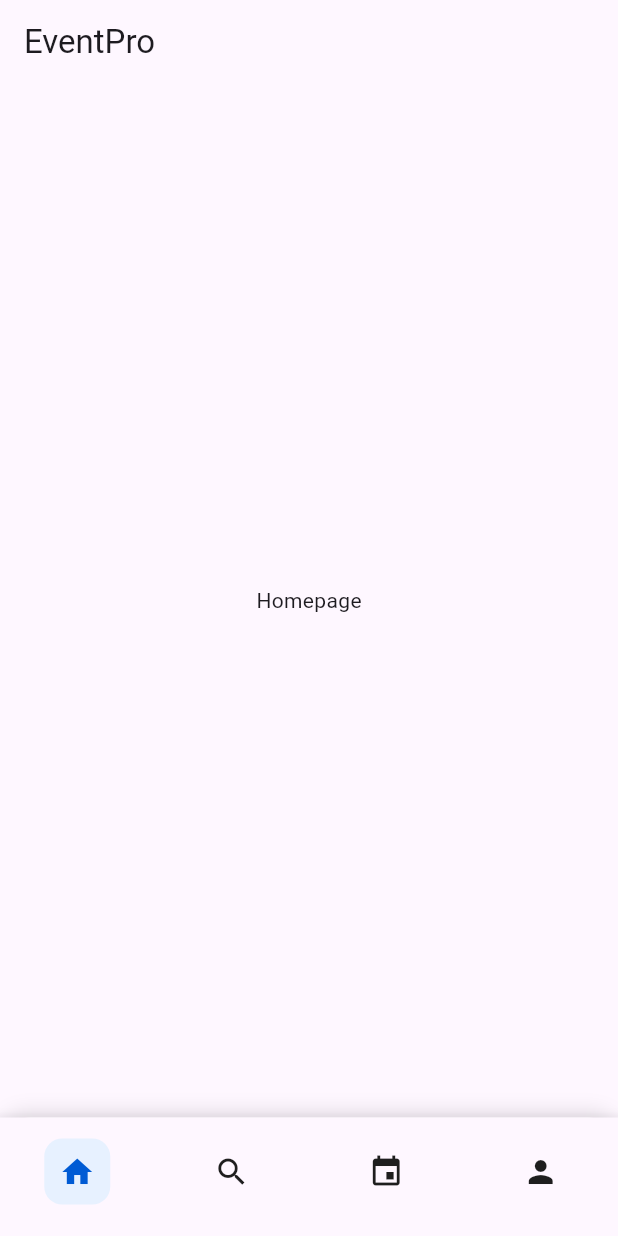
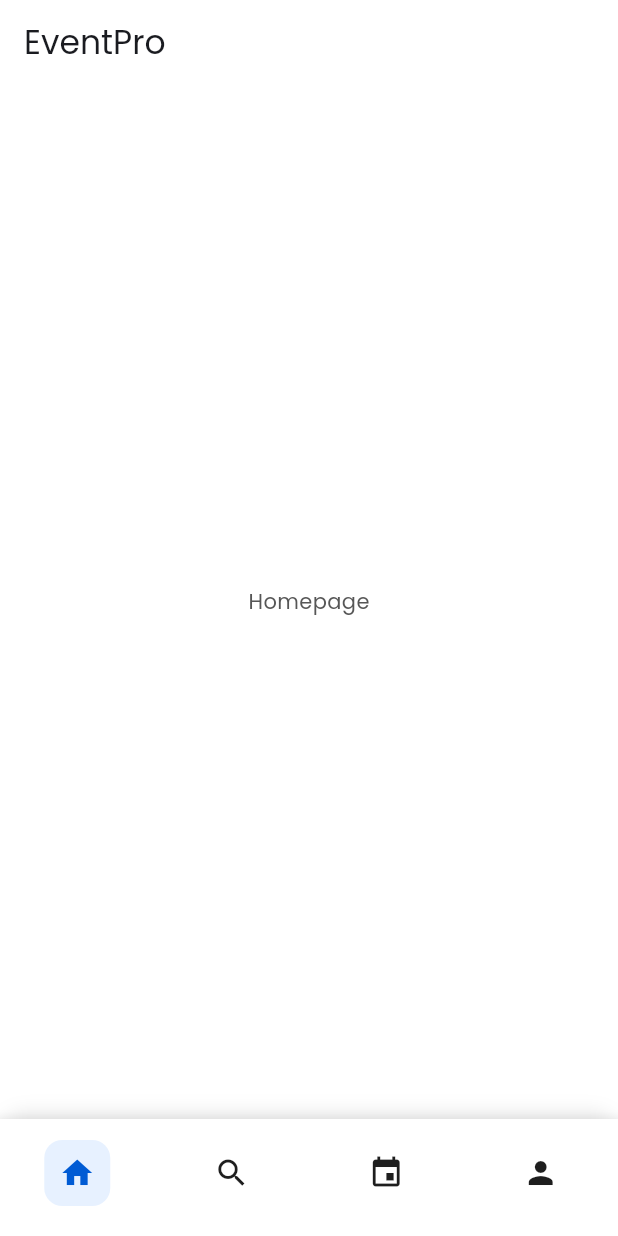
Before and after one commit to imMuriloNeres/eventpro-client, a Flutter app: the screen it shows after launch, on a phone screen of 412 x 824 dp. Run offline on Flutter 3.47's test engine with Material 3 defaults, Android fonts, the light colour scheme and no system bars; our stand-ins replace go_router.

Commit message:
feat: adicionar Temas: Fontes e Cores

```diff
--- /dev/null
+++ b/lib/core/themes/app_colors.dart
@@ -0,0 +1,13 @@
+import 'package:flutter/widgets.dart';
+
+class AppColors {
+  static const textPrimary = Color(0xFF1E1E1E);
+  static const textSecondary = Color(0xFF565656);
+  static const background = Color(0xFFFFFFFF);
+  static const bluePrimary = Color(0xFF004AAD);
+  static const blueSecondary = Color(0xFF00357B);
+  static const blueHover = Color(0xFFE6EDF7);
+  static const redPrimary = Color(0xFFC52C2C);
+  static const redSecondary = Color(0xFFFFEDED);
+  static const green = Color(0xFF4B9E1E);
+}
--- /dev/null
+++ b/lib/core/themes/app_theme.dart
@@ -0,0 +1,21 @@
+import 'package:flutter/material.dart';
+import 'app_colors.dart';
+
+class AppTheme {
+  static ThemeData get lightTheme => ThemeData(
+    fontFamily: "Poppins",
+    primaryColor: AppColors.bluePrimary,
+    scaffoldBackgroundColor: AppColors.background,
+    colorScheme: ColorScheme.fromSeed(
+      seedColor: AppColors.bluePrimary,
+      primary: AppColors.bluePrimary,
+      secondary: AppColors.blueSecondary,
+      surface: AppColors.background,
+      error: AppColors.redPrimary
+    ),
+    textTheme: const TextTheme(
+      bodyLarge: TextStyle(color: AppColors.textPrimary),
+      bodyMedium: TextStyle(color: AppColors.textSecondary)
+    )
+  );
+}
--- a/lib/main.dart
+++ b/lib/main.dart
@@ -1,4 +1,5 @@
 import 'package:eventpro_app/core/routes/router.dart';
+import 'package:eventpro_app/core/themes/app_theme.dart';
 import 'package:flutter/material.dart';
 
 void main() {
@@ -13,6 +14,7 @@ class MyApp extends StatelessWidget {
     return MaterialApp.router(
       routerConfig: router,
       debugShowCheckedModeBanner: false,
+      theme: AppTheme.lightTheme,
     );
   }
 }
```
Also changed, not shown: pubspec.yaml (+10 -11 lines), assets/fonts/Poppins-Bold.ttf (added), assets/fonts/Poppins-Italic.ttf (added), assets/fonts/Poppins-Medium.ttf (added), assets/fonts/Poppins-Regular.ttf (added).
